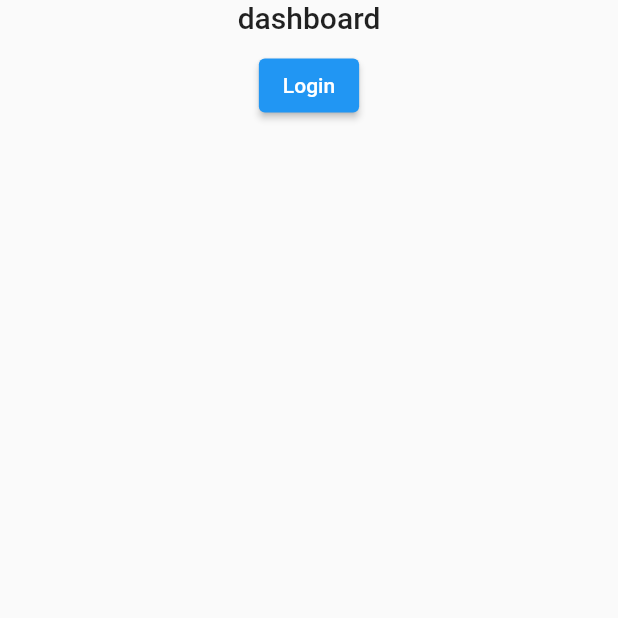
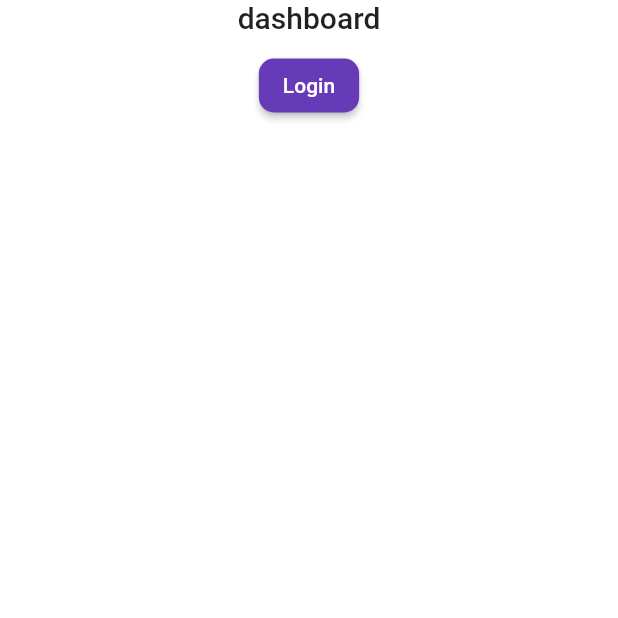
Before and after one commit to firgia/FE-Firebase-Basic, a Flutter app: the DashboardScreen screen opened by its route, on a phone screen of 412 x 824 dp, the top half of it. Run offline on Flutter 3.47's test engine with Material 2 defaults, Android fonts, the phone set to English and light mode, and no system bars; our stand-ins replace get.

Commit message:
fixing theme

```diff
--- a/authentication/lib/app/config/themes/app_theme.dart
+++ b/authentication/lib/app/config/themes/app_theme.dart
@@ -4,7 +4,15 @@ import 'package:flutter/material.dart';
 class AppTheme {
   /// default application theme
   static ThemeData get basic => ThemeData(
-        primarySwatch: Colors.blue,
+        canvasColor: Colors.white,
+        primarySwatch: Colors.deepPurple,
+        elevatedButtonTheme: ElevatedButtonThemeData(
+          style: ElevatedButton.styleFrom(
+            shape: RoundedRectangleBorder(
+              borderRadius: BorderRadius.circular(10),
+            ),
+          ),
+        ),
       );
 
   // you can add other custom theme in this class like  light theme, dark theme ,etc.
--- a/authentication/lib/app/constans/app_constants.dart
+++ b/authentication/lib/app/constans/app_constants.dart
@@ -2,3 +2,6 @@ library app_constants;
 
 part 'api_path.dart';
 part 'assets_path.dart';
+
+const kDefaultSpacing = 16.0;
+const kBorderRadius = 16.0;
```
